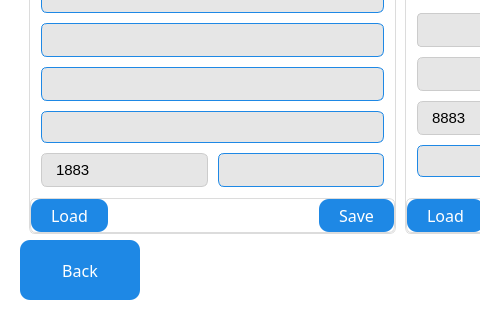
Old version of the form QT_APP/devicesettings.ui in the repository eSpark-Backup/nabilfesal-msm-fw; both pictures show x 0 to 480 and y 183 to 503 of the 800 by 503 pixel window.
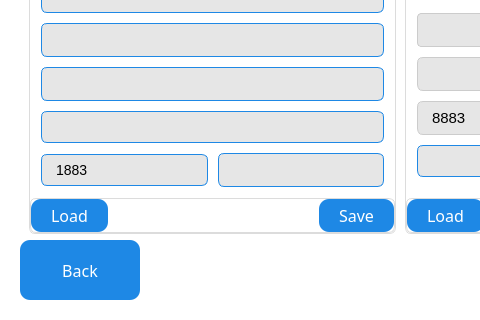
New version of the form. Icons and pictures are not drawn.

What changed in the file:
```diff
--- a/QT_APP/devicesettings.ui
+++ b/QT_APP/devicesettings.ui
@@ -1993,17 +1993,17 @@
                  <item>
                   <widget class="QLineEdit" name="mqtt_port">
                    <property name="enabled">
-                    <bool>false</bool>
+                    <bool>true</bool>
                    </property>
                    <property name="focusPolicy">
                     <enum>Qt::ClickFocus</enum>
                    </property>
                    <property name="styleSheet">
                     <string notr="true">background: #e6e6e6;
-    border: 1px solid #CCC;        /* Blue thin border */
+    border: 1px solid #1E88E5; 
     border-radius: 6px;
     padding: 6px 12px;
-    font-size: 15px;
+    font-size: 14px;
     color: black;</string>
                    </property>
                    <property name="inputMask">
```
